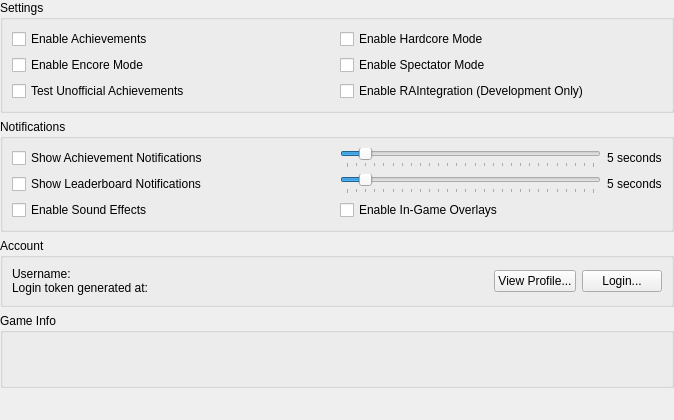
kofxi3584karlayang/duckstation, file src/duckstation-qt/achievementsettingswidget.ui: the form before one commit.
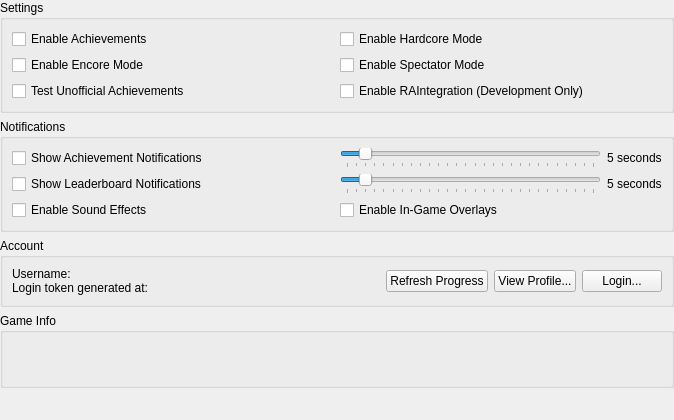
The form after the commit.

Commit message: Qt: Include 'Refresh Progress' button in achievement settings

Diff of the .ui file:
```diff
--- a/src/duckstation-qt/achievementsettingswidget.ui
+++ b/src/duckstation-qt/achievementsettingswidget.ui
@@ -194,7 +194,7 @@
      <property name="title">
       <string>Account</string>
      </property>
-     <layout class="QHBoxLayout" name="horizontalLayout" stretch="1,0">
+     <layout class="QHBoxLayout" name="horizontalLayout" stretch="1,0,0">
       <item>
        <widget class="QLabel" name="loginStatus">
         <property name="text">
@@ -206,6 +206,13 @@
         </property>
        </widget>
       </item>
+      <item>
+       <widget class="QPushButton" name="refreshProgress">
+        <property name="text">
+         <string>Refresh Progress</string>
+        </property>
+       </widget>
+      </item>
       <item>
        <layout class="QHBoxLayout" name="horizontalLayout_4">
         <item>
```
The commit also changes 1 other file.
